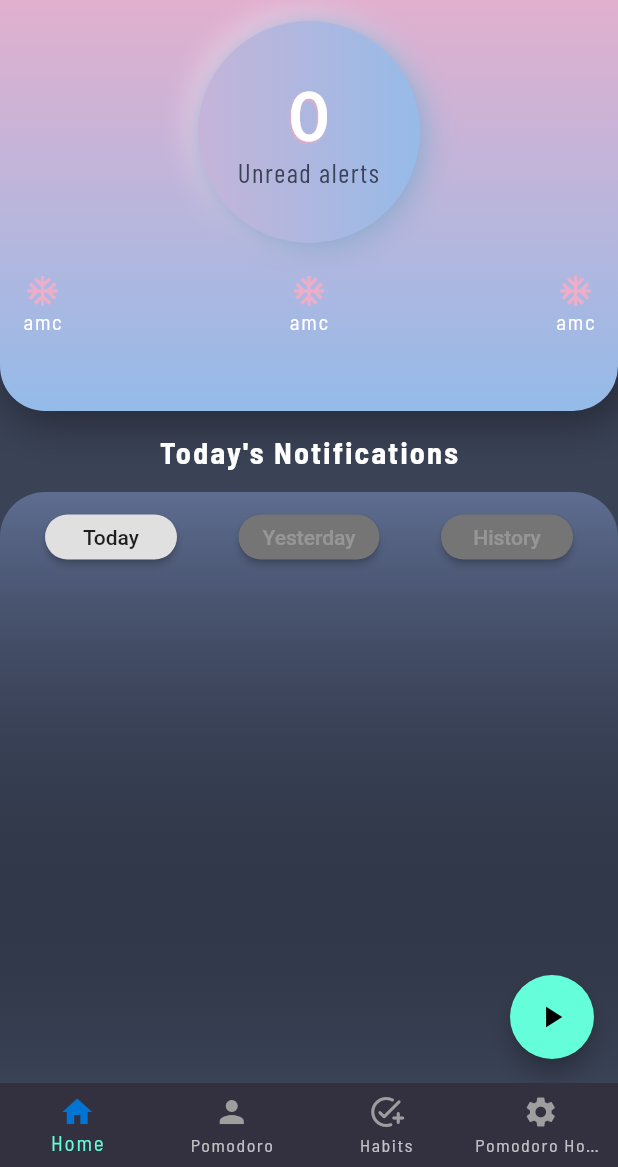
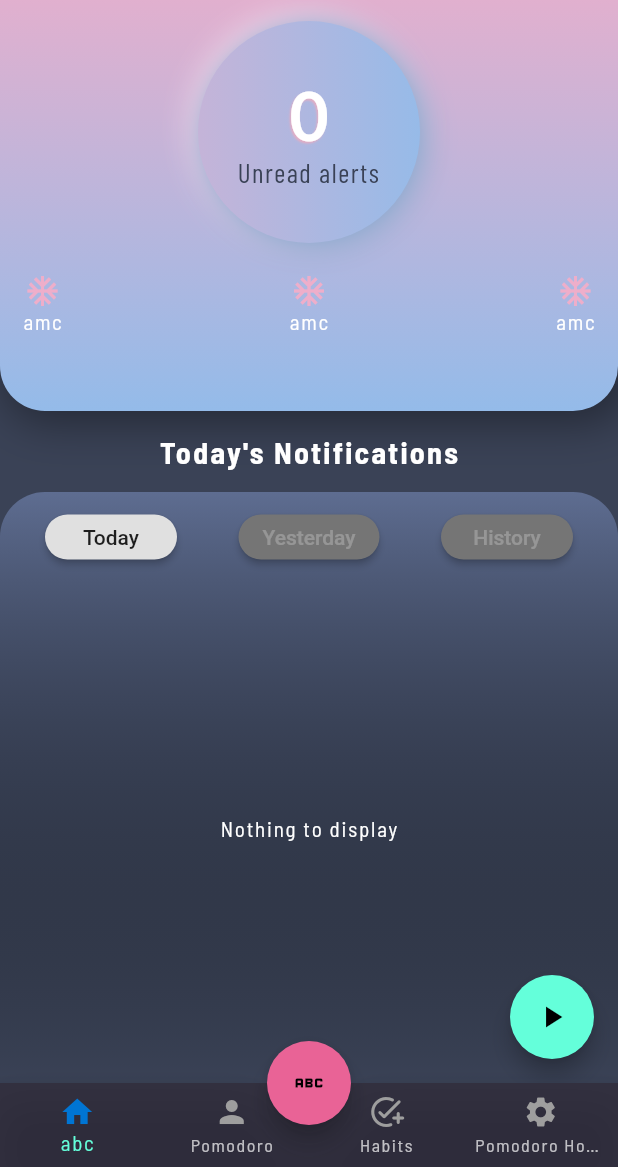
Before and after one commit to sumanbaul/Stheer, a Flutter app: the screen it shows after launch, in the side drawer, after a tap on "Today", on a phone screen of 412 x 824 dp, the part 69-1236 px from its top. Run offline on Flutter 3.47's test engine with Material 2 defaults, Android fonts, the phone set to English and light mode, and no system bars; our stand-ins replace firebase_auth, firebase_core, font_awesome_flutter, google_fonts, google_sign_in, sqflite; missing offline and left inert: device_apps, flutter_notification_listener; accounts and stored records are empty; statements that could not run were skipped.

Commit message:
shitty update

```diff
--- a/lib/main.dart
+++ b/lib/main.dart
@@ -65,9 +65,9 @@ class _MyAppState extends State<MyApp> {
           child: MaterialApp(
             debugShowCheckedModeBanner: false,
             theme: ThemeData.dark().copyWith(
-              primaryColor: Colors.transparent, //Color(0xff0A0E21),
-              scaffoldBackgroundColor:
-                  Colors.transparent, // Color.fromARGB(235, 34, 32, 48),
+              primaryColor: Color.fromARGB(220, 0, 0, 0), //Color(0xff0A0E21),
+              scaffoldBackgroundColor: Color.fromARGB(
+                  0, 29, 29, 29), // Color.fromARGB(235, 34, 32, 48),
               brightness: Brightness.dark,
               textTheme: TextTheme(
                 bodyText2: getBarlowFont(),
@@ -75,18 +75,20 @@ class _MyAppState extends State<MyApp> {
                 subtitle1: getBarlowFont(),
               ),
             ),
-            initialRoute: '/app',
+            initialRoute: '/',
             routes: {
               // When navigating to the "/" route, build the FirstScreen widget.
-              //  '/': (context) => SplashScreen(),
+              '/': (context) => App(),
               // When navigating to the "/splash" route, build the SecondScreen widget.
-              '/home': (context) => Homepage(title: "Home"),
-              '/second': (context) => TestPage(title: "Test"),
+
+              //'/home': (context) => Homepage(title: "Home"),
+              // '/second': (context) => TestPage(title: "Test"),
               //'/splash': (context) => SplashScreen(),
-              '/habits': (context) => HabitHubPage(),
+              // '/habits': (context) => HabitHubPage(),
+
               '/signin': (context) => SignIn(),
               '/profile': (context) => Profile(title: "Profile"),
-              '/app': (context) => App(),
+              //'/app': (context) => App(),
               '/pomodoro': (context) => Profile(title: "Pomodoro"),
             },
           ),
--- a/lib/pages/SplashScreen.dart
+++ b/lib/pages/SplashScreen.dart
@@ -96,10 +96,6 @@ class _SplashScreenState extends State<SplashScreen> {
     DatabaseHelper.instance.initializeDatabase();
     var notificationFromDatabase =
         await DatabaseHelper.instance.getNotifications(0);
-    Timer(
-        Duration(seconds: 2),
-        () => Navigator.of(context)
-            .pushNamedAndRemoveUntil('/app', (Route<dynamic> route) => false));
     return notificationFromDatabase;
   }
 
--- a/lib/widgets/CustomBottomBar/navigator.dart
+++ b/lib/widgets/CustomBottomBar/navigator.dart
@@ -30,11 +30,10 @@ class AppState extends State<App> {
   // list tabs here
   final List<TabItem> tabs = [
     TabItem(
-      tabName: "Home",
+      tabName: "abc",
       icon: Icons.home,
       page: Homepage(
-        title: 'Notifoo',
-        //notificationsFromDb: this.widget.notificationsFromDb,
+        title: 'Stheer',
       ),
     ),
     TabItem(
@@ -107,24 +106,28 @@ class AppState extends State<App> {
       // eventually breaking the app
       child: Scaffold(
           drawer: NavigationDrawerWidget(),
-        // floatingActionButtonLocation:
-        //     FloatingActionButtonLocation.miniCenterDocked,
-
-        // floatingActionButton: FloatingActionButton(
-        //   onPressed: () {},
-        //   backgroundColor: Colors.blueAccent,
-        // ),
+          floatingActionButtonLocation:
+              FloatingActionButtonLocation.centerDocked,
+          floatingActionButton: FloatingActionButton(
+            onPressed: () {},
+            backgroundColor: Color.fromRGBO(233, 99, 150, 1),
+            child: Icon(Icons.abc),
+          ),
           //drawer: NavigationDrawerWidget(),
           body: IndexedStack(
             index: currentTab,
             children: tabs.map((e) => e.page).toList(),
           ),
           // Bottom navigation
-        bottomNavigationBar: BottomNavigation(
+          bottomNavigationBar: BottomAppBar(
+            child: BottomNavigation(
               onSelectTab: _selectTab,
               tabs: tabs,
             ),
-      ),
+            notchMargin: 4.0,
+            shape: CircularNotchedRectangle(),
+            color: Colors.transparent,
+          )),
     );
   }
 }
--- a/lib/widgets/Notifications/notification_category.dart
+++ b/lib/widgets/Notifications/notification_category.dart
@@ -13,10 +13,13 @@ class NotificationsCategoryWidget extends StatefulWidget {
   NotificationsCategoryWidget({
     Key? key,
     this.title,
-    required this.todaysNotifications,
+    required this.getNotificationsOfToday,
+    required this.isToday,
   }) : super(key: key);
   final String? title;
-  final List<Notifications> todaysNotifications;
+  final Future<List<Notifications>> getNotificationsOfToday;
+  final bool isToday;
+
   @override
   State<NotificationsCategoryWidget> createState() =>
       _NotificationsCategoryWidgetState();
@@ -24,8 +27,6 @@ class NotificationsCategoryWidget extends StatefulWidget {
 
 class _NotificationsCategoryWidgetState
     extends State<NotificationsCategoryWidget> {
-  Future<List<NotificationCategory>>? notificationCategoryStream;
-
   bool isToday = true;
   List<NotificationCategory> _nc = [];
 
@@ -57,34 +58,27 @@ class _NotificationsCategoryWidgetState
   void initState() {
     //DatabaseHelper.instance.initializeDatabase();
     super.initState();
-
-    isToday ? initializeDatabase(0) : initializeDatabase(1);
+    initializeNotificationsByCategory(this.widget.isToday ? 0 : 1);
   }
 
-  initializeDatabase(int day) async {
-    var notificationFromDatabase = this.widget.todaysNotifications.isEmpty
-        ? await DatabaseHelper.instance.getNotifications(day)
-        : this.widget.todaysNotifications;
-    notificationCategoryStream =
-        getCategoryListStream(day, notificationFromDatabase);
+  Future<Application?> getCurrentAppWithIcon(String packageName) async {
+    return await DeviceApps.getApp(packageName, true);
   }
 
-  Future<Application?> getCurrentApp(String? packageName) async {
-    Application? app;
-
-    if (packageName != "") {
-      app = await DeviceApps.getApp(packageName!, true);
-      //_currentApp = app;
-    }
-    return app;
+  initializeNotificationsByCategory(int day) async {
+    // var notificationFromDatabase = this.widget.getNotificationsOfToday.then((value) => null)
+    //     ? await DatabaseHelper.instance.getNotifications(day)
+    //     : this.widget.getNotificationsOfToday;
+    _nc = await getCategoryListFuture(day, this.widget.getNotificationsOfToday);
+    setState(() {});
   }
 
-  Future<List<NotificationCategory>> getCategoryListStream(
-      int selectedDay, List<Notifications>? notifications) async {
+  Future<List<NotificationCategory>> getCategoryListFuture(
+      int selectedDay, Future<List<Notifications>> notifications) async {
     var listByPackageName;
-
-    if (notifications != null) {
-      listByPackageName = groupBy(notifications, (Notifications n) {
+    var xyz = await notifications;
+    if (xyz.length > 0) {
+      listByPackageName = groupBy(xyz, (Notifications n) {
         return n.packageName.toString();
       });
     }
@@ -93,7 +87,7 @@ class _NotificationsCategoryWidgetState
     if (listByPackageName.length > 0) {
       listByPackageName.forEach((key, value) async {
         // print(value[value.length - 1].createdDate);
-        var _app = await (getCurrentApp(value[0].packageName));
+        var _app = await (getCurrentAppWithIcon(value[0].packageName));
 
         var nc = NotificationCategory(
             packageName: _app?.packageName,
@@ -114,14 +108,10 @@ class _NotificationsCategoryWidgetState
 
         notificationsByCategory.add(nc);
       });
-
-      setState(() {
-        notificationsByCategory
-            .sort((a, b) => b.timestamp!.compareTo(a.timestamp!));
-        _nc = notificationsByCategory;
-      });
     }
-
+    notificationsByCategory
+        .sort((a, b) => b.timestamp!.compareTo(a.timestamp!));
+    _nc = notificationsByCategory;
     return notificationsByCategory;
   }
 
@@ -201,7 +191,8 @@ class _NotificationsCategoryWidgetState
             // decoration: BoxDecoration(color: Colors.brown),
             margin: EdgeInsets.only(top: 0.0),
             child: FutureBuilder<List<NotificationCategory>>(
-                future: notificationCategoryStream,
+                future: getCategoryListFuture(
+                    0, this.widget.getNotificationsOfToday),
                 builder: (context, snapshot) {
                   switch (snapshot.connectionState) {
                     case ConnectionState.none:
```
Also changed, not shown: lib/pages/Homepage.dart (+3 -12 lines), lib/widgets/Notifications/NotificationsLister.dart (+143 -202 lines). Lines whose indentation alone changed are shown as unchanged.
